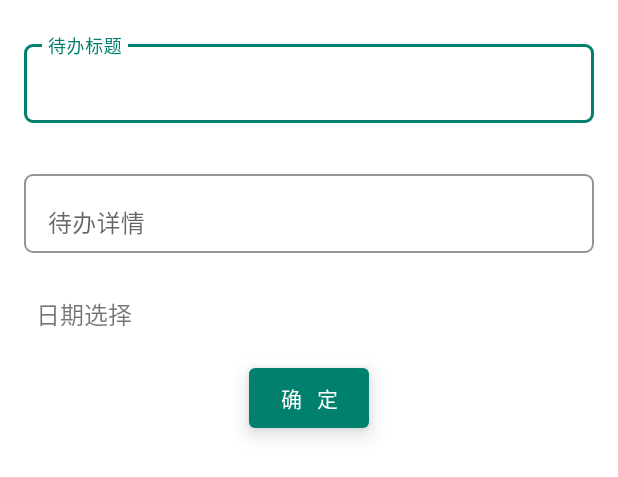
After one commit to qianyue0317/WanAndroidMVI, an Android app: the layout bottom_sheet_add_todo.xml on its own in the app's theme, with its tools: preview values and no code run, on a phone screen of 412 x 824 dp. The commit adds this screen. Shown: the top 477 px of the screen. Run offline under Robolectric (Android 15) with nearby library versions, the phone set to English and light mode, and no system bars.

Commit message:
添加待办功能

```diff
--- a/app/src/main/AndroidManifest.xml
+++ b/app/src/main/AndroidManifest.xml
@@ -40,6 +40,7 @@
         <activity android:name="com.qianyue.wanandroidmvi.ui.search.SearchActivity" android:screenOrientation="portrait"/>
         <activity android:name="com.qianyue.wanandroidmvi.ui.search.SearchResultActivity" android:screenOrientation="portrait" />
         <activity android:name="com.qianyue.wanandroidmvi.ui.setting.SettingActivity"  android:screenOrientation="portrait"/>
+        <activity android:name="com.qianyue.wanandroidmvi.ui.todo.MyTODOListActivity" android:screenOrientation="portrait" />
 
         <service
             android:name="com.tencent.smtt.export.external.DexClassLoaderProviderService"
--- a/app/src/main/java/com/qianyue/wanandroidmvi/ui/uiintent/MyTODOUiIntent.kt
+++ b/app/src/main/java/com/qianyue/wanandroidmvi/ui/uiintent/MyTODOUiIntent.kt
@@ -7,5 +7,7 @@ import com.qianyue.wanandroidmvi.base.IUiIntent
  * @since 2023/9/10
  */
 sealed class MyTODOUiIntent : IUiIntent {
-    class Refresh: MyTODOUiIntent()
+    class Refresh : MyTODOUiIntent()
+    class AddTodoItem(val title: String, val desc: String, val date: String) : MyTODOUiIntent()
+    class LoadMore : MyTODOUiIntent()
 }
--- a/app/src/main/java/com/qianyue/wanandroidmvi/ui/uistate/MyTODOUiState.kt
+++ b/app/src/main/java/com/qianyue/wanandroidmvi/ui/uistate/MyTODOUiState.kt
@@ -10,4 +10,5 @@ import com.qianyue.wanandroidmvi.model.bean.TodoItem
 sealed class MyTODOUiState: IUiState {
     class Init : MyTODOUiState()
     class OnRefresh(val list: List<TodoItem>?) : MyTODOUiState()
+    class OnAddSuccess : MyTODOUiState()
 }
--- a/app/src/main/res/layout/activity_setting.xml
+++ b/app/src/main/res/layout/activity_setting.xml
@@ -16,6 +16,6 @@
         android:paddingStart="@dimen/layout_margin"
         android:paddingEnd="@dimen/layout_margin"
         android:text="退出登录"
-        android:textSize="16sp" />
+        android:textSize="18sp" />
 
 </LinearLayout>
--- /dev/null
+++ b/app/src/main/res/layout/bottom_sheet_add_todo.xml
@@ -0,0 +1,104 @@
+<?xml version="1.0" encoding="utf-8"?>
+<androidx.constraintlayout.widget.ConstraintLayout xmlns:android="http://schemas.android.com/apk/res/android"
+    xmlns:app="http://schemas.android.com/apk/res-auto"
+    android:layout_width="match_parent"
+    android:layout_height="match_parent"
+    android:paddingBottom="16dp">
+
+    <com.google.android.material.textfield.TextInputLayout
+        android:id="@+id/til_title"
+        android:layout_width="match_parent"
+        android:layout_height="wrap_content"
+        android:layout_marginStart="@dimen/layout_margin"
+        android:layout_marginTop="24dp"
+        android:layout_marginEnd="@dimen/layout_margin"
+        app:boxBackgroundColor="#00000000"
+        app:boxBackgroundMode="outline"
+        app:boxCornerRadiusBottomEnd="@dimen/layout_corner_radius"
+        app:boxCornerRadiusBottomStart="@dimen/layout_corner_radius"
+        app:boxCornerRadiusTopEnd="@dimen/layout_corner_radius"
+        app:boxCornerRadiusTopStart="@dimen/layout_corner_radius"
+        app:boxStrokeWidth="1dp"
+        app:errorEnabled="true"
+        app:layout_constraintStart_toStartOf="parent"
+        app:layout_constraintTop_toTopOf="parent">
+
+        <EditText
+            android:id="@+id/et_title"
+            android:layout_width="match_parent"
+            android:layout_height="wrap_content"
+            android:background="@null"
+            android:hint="待办标题"
+            android:includeFontPadding="false"
+            android:inputType="text" />
+    </com.google.android.material.textfield.TextInputLayout>
+
+
+    <com.google.android.material.textfield.TextInputLayout
+        android:id="@+id/til_desc"
+        android:layout_width="match_parent"
+        android:layout_height="wrap_content"
+        android:layout_marginStart="@dimen/layout_margin"
+        android:layout_marginTop="8dp"
+        android:layout_marginEnd="@dimen/layout_margin"
+        app:boxBackgroundColor="#00000000"
+        app:boxBackgroundMode="outline"
+        app:boxCornerRadiusBottomEnd="@dimen/layout_corner_radius"
+        app:boxCornerRadiusBottomStart="@dimen/layout_corner_radius"
+        app:boxCornerRadiusTopEnd="@dimen/layout_corner_radius"
+        app:boxCornerRadiusTopStart="@dimen/layout_corner_radius"
+        app:boxStrokeWidth="1dp"
+        app:errorEnabled="true"
+        app:layout_constraintStart_toStartOf="parent"
+        app:layout_constraintTop_toBottomOf="@+id/til_title">
+
+        <EditText
+            android:id="@+id/et_desc"
+            android:layout_width="match_parent"
+            android:layout_height="wrap_content"
+            android:background="@null"
+            android:hint="待办详情"
+            android:includeFontPadding="false"
+            android:inputType="text" />
+    </com.google.android.material.textfield.TextInputLayout>
+
+
+    <TextView
+        android:id="@+id/tv_date_pick"
+        android:layout_width="match_parent"
+        android:layout_height="wrap_content"
+        android:layout_marginStart="24dp"
+        android:layout_marginEnd="@dimen/layout_margin"
+        android:textSize="16sp"
+        android:text="日期选择"
+        android:paddingTop="8dp"
+        android:paddingBottom="8dp"
+        app:layout_constraintEnd_toEndOf="parent"
+        app:layout_constraintHorizontal_bias="0"
+        app:layout_constraintStart_toStartOf="parent"
+        app:layout_constraintTop_toBottomOf="@+id/til_desc" />
+
+
+    <com.google.android.material.card.MaterialCardView
+        android:layout_width="wrap_content"
+        android:layout_height="wrap_content"
+        app:cardElevation="8dp"
+        android:layout_marginTop="@dimen/layout_margin"
+        app:layout_constraintEnd_toEndOf="parent"
+        app:layout_constraintStart_toStartOf="parent"
+        app:layout_constraintTop_toBottomOf="@+id/tv_date_pick">
+
+        <TextView
+            android:id="@+id/tv_confirm"
+            android:layout_width="80dp"
+            android:layout_height="40dp"
+            android:background="?attr/colorPrimary"
+            android:gravity="center"
+            android:padding="4dp"
+            android:text="确   定"
+            android:textColor="@color/white" />
+
+    </com.google.android.material.card.MaterialCardView>
+
+
+</androidx.constraintlayout.widget.ConstraintLayout>
```
Also changed, not shown: app/src/main/java/com/qianyue/wanandroidmvi/ext/contextext.kt (+69 -2 lines), app/src/main/java/com/qianyue/wanandroidmvi/model/network/ApiService.kt (+18 -2 lines), app/src/main/java/com/qianyue/wanandroidmvi/ui/mine/MineFragment.kt (+8 -0 lines), app/src/main/java/com/qianyue/wanandroidmvi/ui/setting/SettingActivity.kt (+10 -4 lines), app/src/main/java/com/qianyue/wanandroidmvi/ui/todo/MyTODOListActivity.kt (+103 -2 lines), app/src/main/java/com/qianyue/wanandroidmvi/ui/todo/TodoAdapter.kt (added, +32 -0 lines), app/src/main/java/com/qianyue/wanandroidmvi/viewmodel/MyTODOViewModel.kt (+9 -0 lines), app/src/main/res/layout/item_todo.xml (added, +26 -0 lines).
